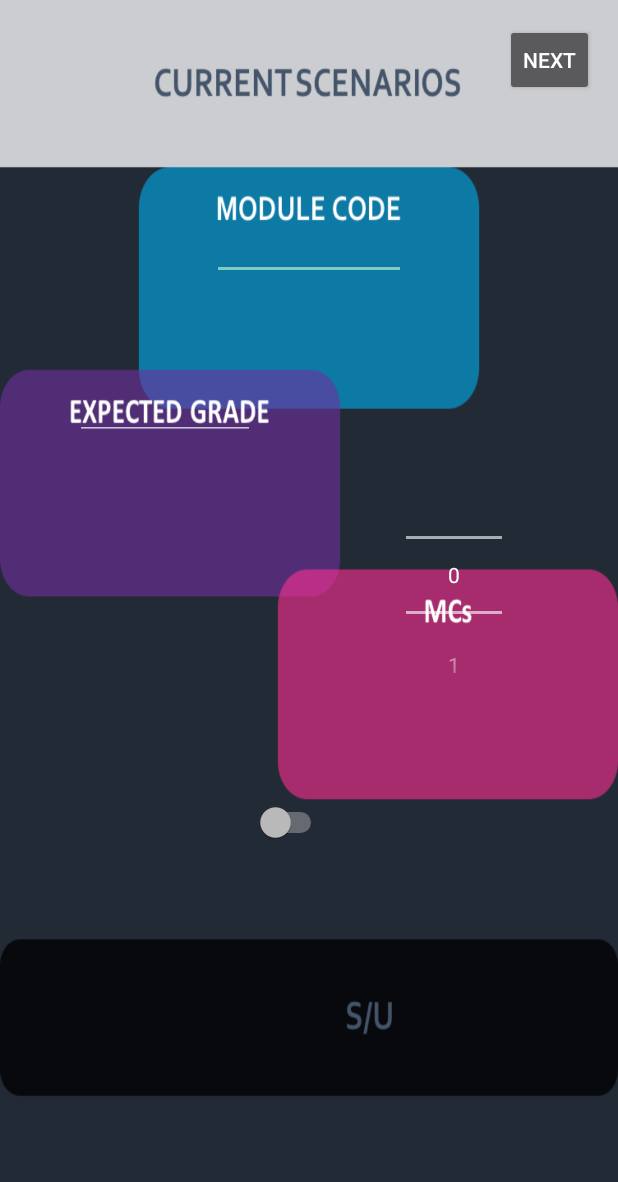
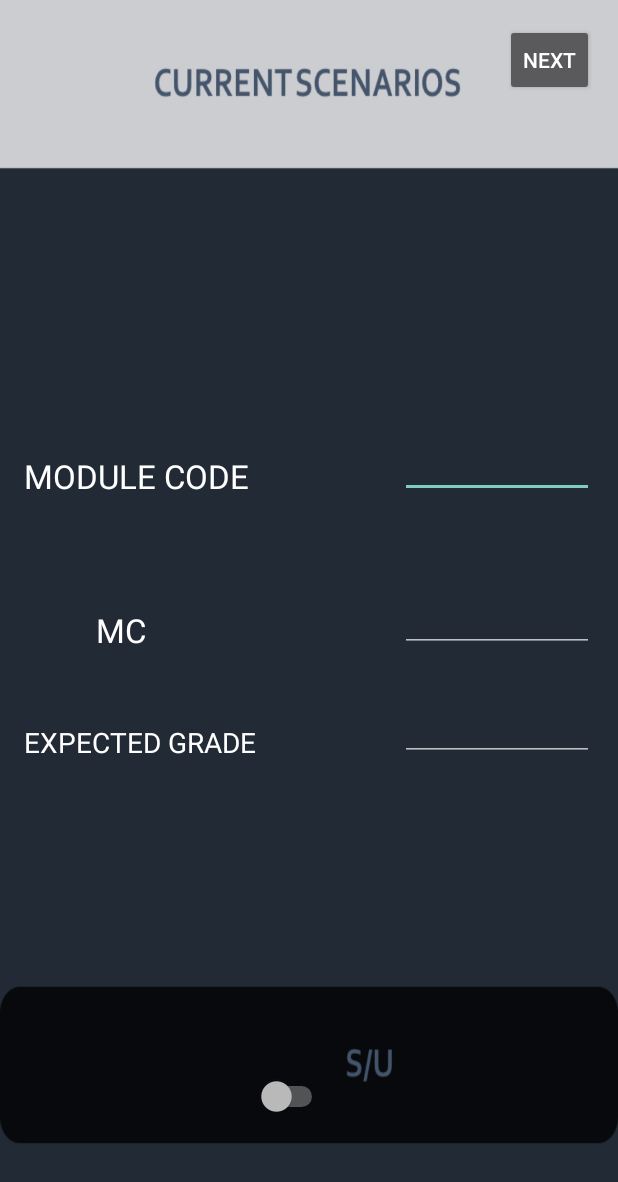
Before and after one commit to selinawj/CAPCULATOR, an Android app: the ScenarioInfo screen opened directly, with no data from a screen before it, on a phone screen of 412 x 824 dp. Shown: the top 1182 px of the screen. Run offline under Robolectric (Android 15) with nearby library versions, the light colour scheme and no system bars.

Commit message:
current scenario alignment TODO: scenario database table

```diff
--- a/app/src/main/java/capture/capculator/ScenarioInfo.java
+++ b/app/src/main/java/capture/capculator/ScenarioInfo.java
@@ -10,17 +10,11 @@ import android.widget.NumberPicker;
 
 public class ScenarioInfo extends AppCompatActivity {
 
-    NumberPicker numPicker = null;
-
     @Override
     protected void onCreate(Bundle savedInstanceState) {
         super.onCreate(savedInstanceState);
         setContentView(R.layout.activity_scenario_info);
 
-        numPicker = (NumberPicker)findViewById(R.id.etMCs);
-        numPicker.setMaxValue(9);
-        numPicker.setMinValue(0);
-        numPicker.setWrapSelectorWheel(false);
 
         /*this is to link buttons to CurrentScenario*/
         final Button bNext = (Button) findViewById(R.id.bNext);
--- a/app/src/main/res/layout/activity_home.xml
+++ b/app/src/main/res/layout/activity_home.xml
@@ -145,7 +145,8 @@
         android:text="MY CAP"
         android:id="@+id/capView"
         android:layout_alignTop="@+id/center"
-        android:layout_centerHorizontal="true" />
+        android:layout_centerHorizontal="true"
+        android:textSize="40dp"/>
 
 
 </RelativeLayout>
--- a/app/src/main/res/layout/activity_scenario_info.xml
+++ b/app/src/main/res/layout/activity_scenario_info.xml
@@ -8,46 +8,27 @@
     android:paddingRight="@dimen/activity_horizontal_margin"
     android:paddingTop="@dimen/activity_vertical_margin"
     tools:context="capture.capculator.ScenarioInfo"
-    android:background="@drawable/updatedscenariobg">
+    android:background="@drawable/currscenariosbg">
 
     <EditText
         android:layout_width="wrap_content"
         android:layout_height="wrap_content"
         android:id="@+id/etModule"
-        android:layout_marginTop="77dp"
         android:hint="                          "
-        android:layout_below="@+id/bNext"
-        android:layout_centerHorizontal="true" />
-
-    <EditText
-        android:layout_width="wrap_content"
-        android:layout_height="wrap_content"
-        android:id="@+id/editText"
-        android:hint="                        "
-        android:layout_marginLeft="34dp"
-        android:layout_marginStart="34dp"
-        android:layout_marginTop="61dp"
-        android:layout_below="@+id/etModule"
-        android:layout_alignParentLeft="true"
-        android:layout_alignParentStart="true" />
-
-    <NumberPicker
-        android:layout_width="wrap_content"
-        android:layout_height="wrap_content"
-        android:id="@+id/etMCs"
-        android:layout_below="@+id/editText"
-        android:layout_toRightOf="@+id/etModule"
-        android:layout_toEndOf="@+id/etModule" />
+        android:layout_above="@+id/textView12"
+        android:layout_alignRight="@+id/bNext"
+        android:layout_alignEnd="@+id/bNext"
+        android:layout_marginBottom="73dp" />
 
     <Switch
         android:layout_width="wrap_content"
         android:layout_height="wrap_content"
         android:id="@+id/btSU"
         android:checked="false"
-        android:layout_marginTop="61dp"
-        android:layout_below="@+id/etMCs"
-        android:layout_toRightOf="@+id/editText"
-        android:layout_toEndOf="@+id/editText" />
+        android:layout_alignParentBottom="true"
+        android:layout_toRightOf="@+id/textView13"
+        android:layout_toEndOf="@+id/textView13"
+        android:layout_marginBottom="63dp" />
 
     <Button
         style="?android:attr/buttonStyleSmall"
@@ -59,4 +40,56 @@
         android:layout_alignParentRight="true"
         android:layout_alignParentEnd="true" />
 
+    <TextView
+        android:layout_width="wrap_content"
+        android:layout_height="wrap_content"
+        android:textAppearance="?android:attr/textAppearanceLarge"
+        android:text="MODULE CODE"
+        android:id="@+id/textView11"
+        android:layout_alignBottom="@+id/etModule"
+        android:layout_alignParentLeft="true"
+        android:layout_alignParentStart="true" />
+
+    <TextView
+        android:layout_width="wrap_content"
+        android:layout_height="wrap_content"
+        android:textAppearance="?android:attr/textAppearanceLarge"
+        android:text="MC"
+        android:id="@+id/textView12"
+        android:layout_marginLeft="48dp"
+        android:layout_marginStart="48dp"
+        android:layout_above="@+id/textView13"
+        android:layout_alignParentLeft="true"
+        android:layout_alignParentStart="true" />
+
+    <TextView
+        android:layout_width="wrap_content"
+        android:layout_height="wrap_content"
+        android:textAppearance="?android:attr/textAppearanceLarge"
+        android:text="EXPECTED GRADE"
+        android:id="@+id/textView13"
+        android:textSize="18.5dp"
+        android:layout_below="@+id/etMC"
+        android:layout_alignParentLeft="true"
+        android:layout_alignParentStart="true"
+        android:layout_marginTop="47dp" />
+
+    <EditText
+        android:layout_width="wrap_content"
+        android:layout_height="wrap_content"
+        android:id="@+id/etMC"
+        android:hint="                          "
+        android:layout_centerVertical="true"
+        android:layout_alignParentRight="true"
+        android:layout_alignParentEnd="true" />
+
+    <EditText
+        android:layout_width="wrap_content"
+        android:layout_height="wrap_content"
+        android:id="@+id/etGrade"
+        android:hint="                          "
+        android:layout_alignBottom="@+id/textView13"
+        android:layout_alignParentRight="true"
+        android:layout_alignParentEnd="true" />
+
 </RelativeLayout>
```
Also changed, not shown: app/src/main/res/drawable/currscenariosbg.png (added), app/src/main/res/drawable/updatedscenariobg.png (deleted).
